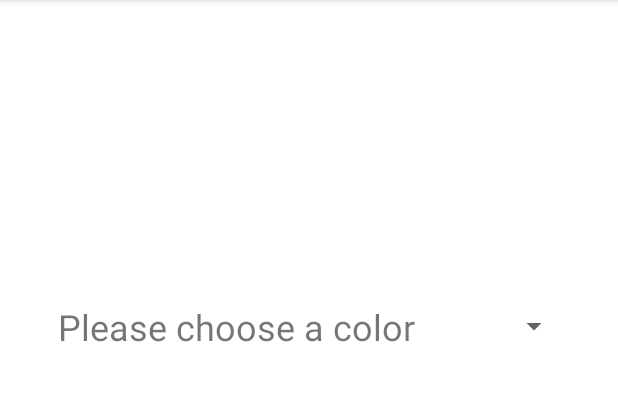
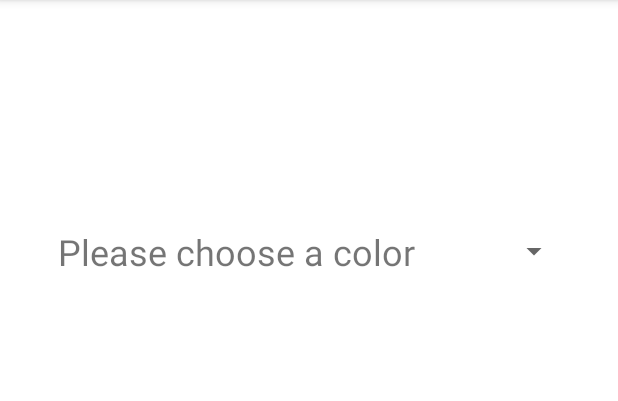
Before and after one commit to ShuaoC/ColorActivity, an Android app: the screen it shows after launch (ColorActivity), on a phone screen of 412 x 824 dp, the part 84-485 px from its top. Run offline under Robolectric (Android 15) with nearby library versions, the phone set to English and light mode, and no system bars.

Commit message:
Spinner attribute adjusted

```diff
--- a/app/src/main/res/layout/activity_main.xml
+++ b/app/src/main/res/layout/activity_main.xml
@@ -18,5 +18,5 @@
         app:layout_constraintEnd_toEndOf="parent"
         app:layout_constraintStart_toStartOf="parent"
         app:layout_constraintTop_toTopOf="parent"
-        app:layout_constraintVertical_bias="0.26999998" />
+        app:layout_constraintVertical_bias="0.20" />
 </androidx.constraintlayout.widget.ConstraintLayout>
```
